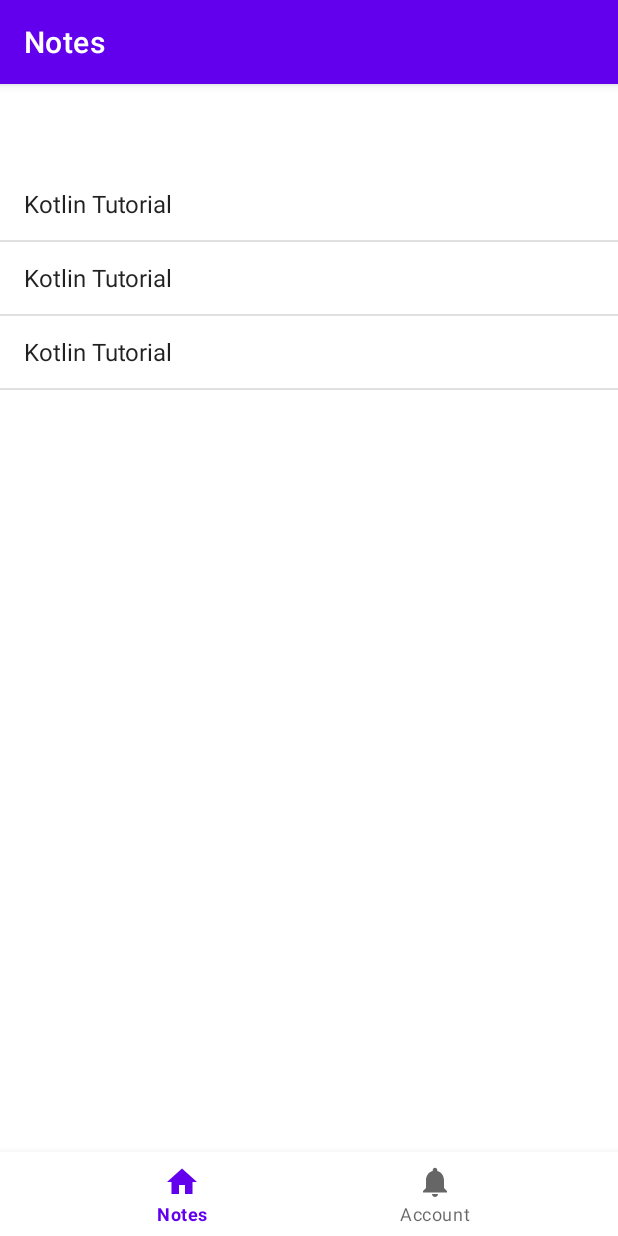
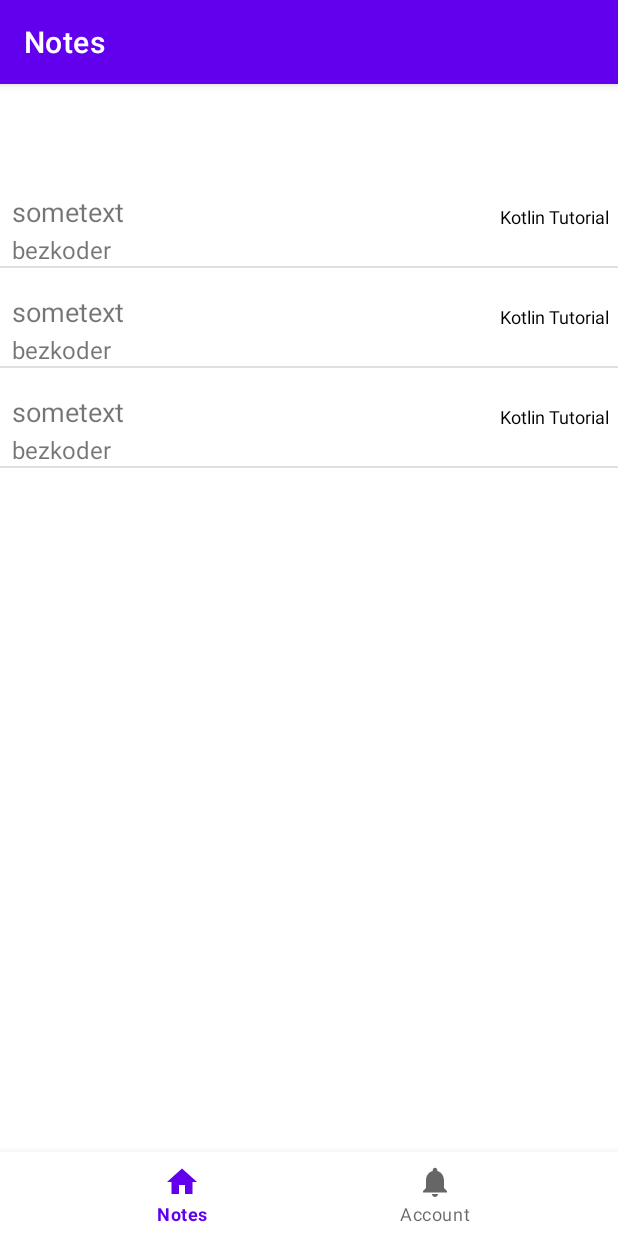
Before and after one commit to galij899/QuickNotes, an Android app: the screen it shows after launch (MainActivity), on a phone screen of 412 x 824 dp. Run offline under Robolectric (Android 15) with nearby library versions, the phone set to English and light mode, and no system bars; our stand-ins replace navigation-ui.

Commit message:
custom adapter created

```diff
--- /dev/null
+++ b/app/src/main/java/com/example/quicknotes/adapters/NoteAdapter.kt
@@ -0,0 +1,58 @@
+package com.example.quicknotes.adapters
+
+import android.content.Context
+import android.view.LayoutInflater
+import android.view.View
+import android.view.ViewGroup
+import android.widget.BaseAdapter
+import android.widget.TextView
+import com.example.quicknotes.R
+import com.example.quicknotes.models.Record
+
+
+class NoteAdapter(
+    context: Context,
+    private val dataSource: List<Record>
+) : BaseAdapter() {
+
+    private val inflater: LayoutInflater =
+        context.getSystemService(Context.LAYOUT_INFLATER_SERVICE) as LayoutInflater
+
+    //1
+    override fun getCount(): Int {
+        return dataSource.size
+    }
+
+    //2
+    override fun getItem(position: Int): Any {
+        return dataSource[position]
+    }
+
+    //3
+    override fun getItemId(position: Int): Long {
+        return position.toLong()
+    }
+
+    //4
+    override fun getView(position: Int, convertView: View?, parent: ViewGroup): View {
+        // Get view for row item
+        val rowView = inflater.inflate(R.layout.note_item, parent, false)
+
+        // Get title element
+        val noteNameView = rowView.findViewById(R.id.note_name) as TextView
+
+        // Get subtitle element
+        val noteAuthorView = rowView.findViewById(R.id.note_author) as TextView
+
+        // Get detail element
+        val noteTextView = rowView.findViewById(R.id.note_text) as TextView
+
+        val recipe = getItem(position) as Record
+
+        noteNameView.text = recipe.title
+        noteAuthorView.text = recipe.author
+        noteTextView.text = recipe.text
+
+        return rowView
+    }
+}
--- a/app/src/main/java/com/example/quicknotes/ui/notes/NotesFragment.kt
+++ b/app/src/main/java/com/example/quicknotes/ui/notes/NotesFragment.kt
@@ -9,6 +9,7 @@ import android.view.View
 import android.view.ViewGroup
 import android.widget.ListView
 import android.widget.ArrayAdapter
+import com.example.quicknotes.adapters.NoteAdapter
 import com.example.quicknotes.databinding.NotesFragmentBinding
 import com.google.gson.Gson
 import com.google.gson.reflect.TypeToken
@@ -49,18 +50,7 @@ class NotesFragment : Fragment() {
 
         val recordArray = readJson()
 
-        val listItems = arrayOfNulls<String>(recordArray.size)
-
-        for (i in 0 until recordArray.size) {
-            val record = recordArray[i]
-            listItems[i] = record.title
-        }
-
-        val adapter = ArrayAdapter(
-            activity!!,
-            android.R.layout.simple_list_item_1,
-            listItems
-        )
+        val adapter = NoteAdapter(activity!!, recordArray)
         listView.adapter = adapter
 
         return root
--- /dev/null
+++ b/app/src/main/res/layout/note_item.xml
@@ -0,0 +1,44 @@
+<?xml version="1.0" encoding="utf-8"?>
+<RelativeLayout xmlns:android="http://schemas.android.com/apk/res/android"
+    xmlns:tools="http://schemas.android.com/tools"
+    android:layout_width="match_parent"
+    android:layout_height="match_parent">
+
+    <TextView
+        android:id="@+id/note_name"
+        android:layout_width="wrap_content"
+        android:layout_height="wrap_content"
+        android:layout_alignParentEnd="true"
+        android:layout_centerVertical="true"
+        android:layout_marginStart="4dp"
+        android:layout_marginEnd="2dp"
+        android:maxLines="1"
+        android:paddingEnd="4dp"
+        android:textColor="#000000"
+        android:textSize="12sp"
+        tools:text="Detail" />
+
+    <TextView
+        android:id="@+id/note_text"
+        android:layout_width="wrap_content"
+        android:layout_height="wrap_content"
+        android:layout_below="@+id/note_name"
+        android:layout_marginLeft="8dp"
+        android:layout_marginRight="8dp"
+        android:textSize="18sp"
+        tools:text="Title" />
+
+    <TextView
+        android:id="@+id/note_author"
+        android:layout_width="wrap_content"
+        android:layout_height="wrap_content"
+        android:layout_below="@+id/note_text"
+        android:layout_marginLeft="8dp"
+        android:layout_marginTop="2dp"
+        android:layout_marginRight="8dp"
+        android:ellipsize="end"
+        android:maxLines="3"
+        android:textSize="16sp"
+        tools:text="Subtitle" />
+
+</RelativeLayout>
```
